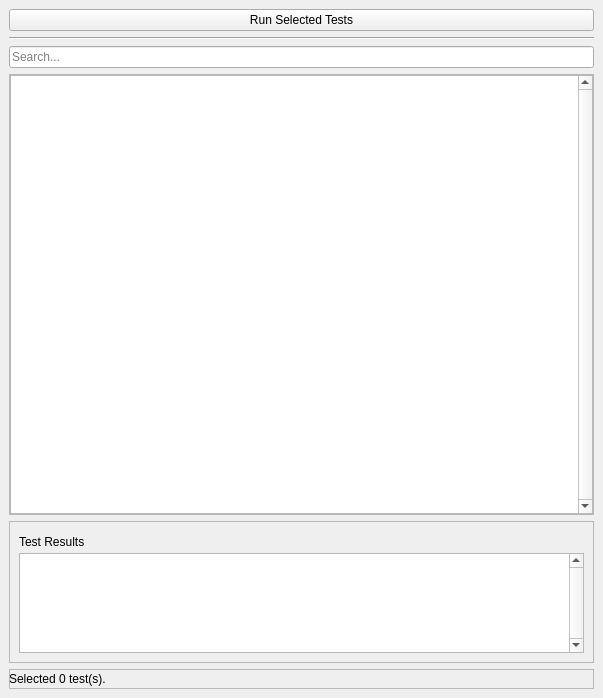
Qt form Gems/ScriptCanvas/Code/Editor/View/Widgets/UnitTestPanel/UnitTestDockWidget.ui (accesspointmg/org.o3de.repo.scriptcanvas) before a commit.
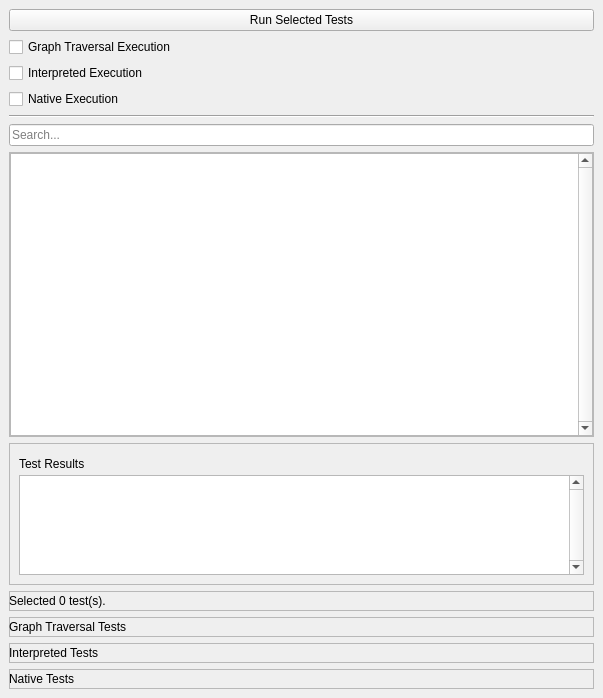
The same form after that commit. Icons and pictures are not drawn. Custom widgets are drawn as their Qt base class.

Diff of the .ui file:
```diff
--- a/Gems/ScriptCanvas/Code/Editor/View/Widgets/UnitTestPanel/UnitTestDockWidget.ui
+++ b/Gems/ScriptCanvas/Code/Editor/View/Widgets/UnitTestPanel/UnitTestDockWidget.ui
@@ -40,6 +40,27 @@
       </property>
      </widget>
     </item>
+      <item>
+        <widget class ="QCheckBox" name ="graphTraversalExecutionEnabled">
+          <property name = "text">
+            <string>Graph Traversal Execution</string>
+          </property>
+        </widget>
+      </item>
+      <item>
+        <widget class ="QCheckBox" name ="executionInterpretedEnabled">
+          <property name = "text">
+            <string>Interpreted Execution</string>
+          </property>
+        </widget>
+      </item>
+      <item>
+        <widget class ="QCheckBox" name ="executionNativeEnabled">
+          <property name = "text">
+            <string>Native Execution</string>
+          </property>
+        </widget>
+      </item>
     <item>
      <widget class="Line" name="line">
       <property name="orientation">
@@ -208,6 +229,93 @@
       </widget>
      </widget>
     </item>
+      <item>
+        <widget class="QFrame" name="labelGraphTraversalFrame">
+          <property name="minimumSize">
+            <size>
+              <width>0</width>
+        <height>20</height>
+            </size>
+          </property>
+          <property name="frameShape">
+            <enum>QFrame::StyledPanel</enum>
+          </property>
+          <property name="frameShadow">
+            <enum>QFrame::Raised</enum>
+          </property>
+          <widget class="QLabel" name="labelGraphTraversalStatus">
+            <property name="geometry">
+              <rect>
+                <x>0</x>
+                <y>0</y>
+                <width>640</width>
+                <height>20</height>
+              </rect>
+            </property>
+            <property name="text">
+              <string>Graph Traversal Tests</string>
+            </property>
+          </widget>
+        </widget>
+      </item>
+      <item>
+        <widget class="QFrame" name="labelInterpretedFrame">
+          <property name="minimumSize">
+            <size>
+              <width>0</width>
+        <height>20</height>
+            </size>
+          </property>
+          <property name="frameShape">
+            <enum>QFrame::StyledPanel</enum>
+          </property>
+          <property name="frameShadow">
+            <enum>QFrame::Raised</enum>
+          </property>
+          <widget class="QLabel" name="labelInterpretedStatus">
+            <property name="geometry">
+              <rect>
+                <x>0</x>
+                <y>0</y>
+                <width>640</width>
+                <height>20</height>
+              </rect>
+            </property>
+            <property name="text">
+              <string>Interpreted Tests</string>
+            </property>
+          </widget>
+        </widget>
+      </item>
+      <item>
+        <widget class="QFrame" name="labelNativeFrame">
+          <property name="minimumSize">
+            <size>
+              <width>0</width>
+        <height>20</height>
+            </size>
+          </property>
+          <property name="frameShape">
+            <enum>QFrame::StyledPanel</enum>
+          </property>
+          <property name="frameShadow">
+            <enum>QFrame::Raised</enum>
+          </property>
+          <widget class="QLabel" name="labelNativeStatus">
+            <property name="geometry">
+              <rect>
+                <x>0</x>
+                <y>0</y>
+                <width>640</width>
+                <height>20</height>
+              </rect>
+            </property>
+            <property name="text">
+              <string>Native Tests</string>
+            </property>
+          </widget>
+        </widget>
+      </item>
    </layout>
   </widget>
  </widget>
```
Left out of the diff: 3 changed lines with no effect on the pictures. Lines whose indentation alone changed are shown as unchanged.
